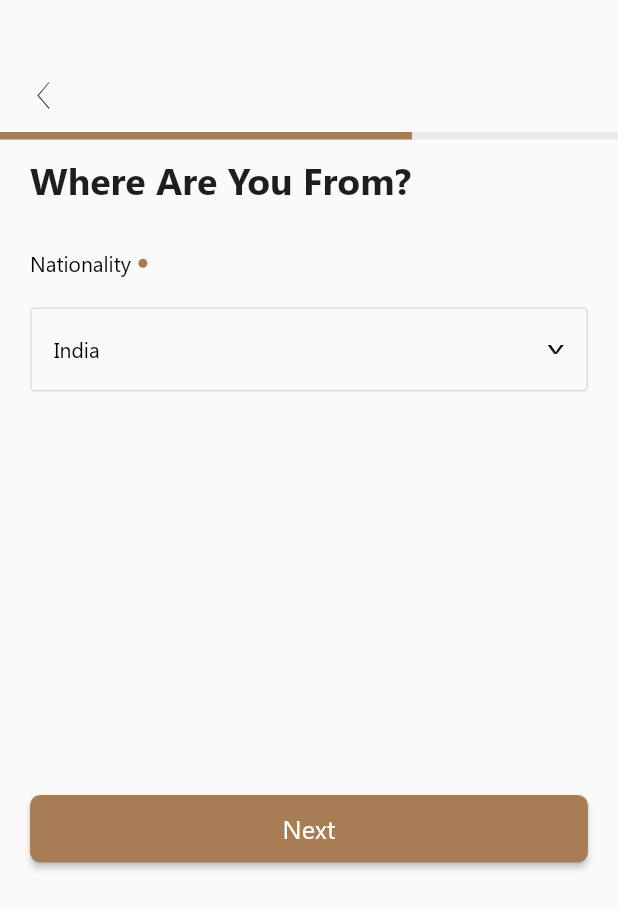
After one commit to iamvivekkaushik/Diwan, a Flutter app: the CountrySelectionScreen screen opened by its route, on a phone screen of 412 x 824 dp. The commit adds this screen. Shown: the top 909 px of the screen. Run offline on Flutter 3.47's test engine with Material 2 defaults, Android fonts, the phone set to English and light mode, and no system bars.

Commit message:
Added Country selection screen

```diff
--- a/lib/config/config.dart
+++ b/lib/config/config.dart
@@ -13,3 +13,13 @@ class AppLanguage {
     "한글"
   ];
 }
+
+
+List<String> countryList = [
+  'France',
+  'Germany',
+  'India',
+  'Paris',
+  'United State of Ameraica',
+  'United Kingdom'
+];
--- a/lib/main.dart
+++ b/lib/main.dart
@@ -28,6 +28,9 @@ class MyApp extends StatelessWidget {
       // Returns a locale which will be used by the app
       localeResolutionCallback: (locale, supportedLocales) {
         // Check if the current device locale is supported
+        // In iOS this method is called twice. On first call locale is null.
+        if(locale == null) return supportedLocales.first;
+
         for(var supportedLocale in supportedLocales) {
           if(supportedLocale.languageCode == locale.languageCode) {
             return supportedLocale;
--- a/lib/route_generator.dart
+++ b/lib/route_generator.dart
@@ -1,3 +1,4 @@
+import 'package:diwan/screens/country_selection_screen.dart';
 import 'package:diwan/screens/email_verification_screen.dart';
 import 'package:diwan/screens/language_screen.dart';
 import 'package:diwan/screens/login_password_screen.dart';
@@ -24,6 +25,8 @@ class RouteGenerator {
         return MaterialPageRoute(builder: (_) => PasswordSignupScreen());
       case '/signup/name':
         return MaterialPageRoute(builder: (_) => SignupNameScreen());
+      case '/signup/country':
+        return MaterialPageRoute(builder: (_) => CountrySelectionScreen());
       case '/signup/terms':
         return MaterialPageRoute(builder: (_) => SignupTermsScreen());
       case '/signup/verification':
--- /dev/null
+++ b/lib/screens/country_selection_screen.dart
@@ -0,0 +1,144 @@
+import 'package:diwan/config/config.dart';
+import 'package:diwan/helper/app_localization.dart';
+import 'package:diwan/helper/diwan_icons.dart';
+import 'package:diwan/res/colors.dart';
+import 'package:diwan/res/dimen.dart';
+import 'package:diwan/res/style.dart';
+import 'package:flutter/material.dart';
+
+class CountrySelectionScreen extends StatefulWidget {
+  @override
+  _CountrySelectionScreenState createState() => _CountrySelectionScreenState();
+}
+
+class _CountrySelectionScreenState extends State<CountrySelectionScreen> {
+  String dropdownValue = "India";
+
+  @override
+  Widget build(BuildContext context) {
+    return Scaffold(
+      body: Column(
+        mainAxisAlignment: MainAxisAlignment.start,
+        crossAxisAlignment: CrossAxisAlignment.start,
+        children: <Widget>[
+          SizedBox(
+            height: Dimen.topMargin,
+          ),
+          Container(
+            margin: EdgeInsets.symmetric(horizontal: 5),
+            child: IconButton(
+              icon: Icon(
+                DiwanIcons.back,
+                size: 18,
+              ),
+              color: AppColors.blackIcon,
+              onPressed: () {
+                // Go Back To previous Screen
+                Navigator.of(context).pop();
+              },
+            ),
+          ),
+          Stack(
+            children: <Widget>[
+              Container(
+                height: 5,
+                width: MediaQuery.of(context).size.width,
+                color: AppColors.progressBarBg,
+              ),
+              Container(
+                height: 5,
+                width: MediaQuery.of(context).size.width / 3 * 2,
+                color: AppColors.buttonBackground,
+              ),
+            ],
+          ),
+          Container(
+            width: MediaQuery.of(context).size.width - 40,
+            margin: EdgeInsets.symmetric(horizontal: 20, vertical: 10),
+            child: Text(
+              AppLocalization.of(context).translate('where_you_from'),
+              style: boldTextHeading,
+            ),
+          ),
+          SizedBox(
+            height: 20,
+          ),
+          Row(
+            children: <Widget>[
+              Container(
+                margin: EdgeInsets.fromLTRB(20, 0, 5, 0),
+                child: Text(
+                  AppLocalization.of(context).translate('nationality'),
+                  style: inputLabelStyle,
+                ),
+              ),
+              Container(
+                width: 6,
+                height: 6,
+                decoration: BoxDecoration(
+                  color: AppColors.buttonBackground,
+                  borderRadius: BorderRadius.circular(30),
+                ),
+              ),
+            ],
+          ),
+          Container(
+            width: MediaQuery.of(context).size.width - 40,
+            decoration: BoxDecoration(
+                borderRadius: BorderRadius.circular(3),
+                border: new Border.all(color: AppColors.textFieldBorder)),
+            margin: EdgeInsets.symmetric(horizontal: 20, vertical: 20),
+            child: Padding(
+              padding: const EdgeInsets.symmetric(horizontal: 15, vertical: 3),
+              child: DropdownButton<String>(
+                value: dropdownValue,
+                isExpanded: true,
+                icon: Image.asset(
+                  "images/dropdown_icon.png",
+                  width: 11,
+                  height: 6,
+                ),
+                style: TextStyle(fontFamily: 'Segoe', color: Colors.black),
+                underline: Container(),
+                onChanged: (String newValue) {
+                  setState(() {
+                    dropdownValue = newValue;
+                  });
+                },
+                items:
+                    countryList.map<DropdownMenuItem<String>>((String value) {
+                  return DropdownMenuItem<String>(
+                    value: value,
+                    child: Text(value),
+                  );
+                }).toList(),
+              ),
+            ),
+          ),
+
+          Expanded(
+            child: Align(
+              alignment: Alignment.center,
+              child: Container(
+                height: 45,
+                width: MediaQuery.of(context).size.width-40,
+                margin: EdgeInsets.symmetric(horizontal: 20),
+                child: RaisedButton(
+                  onPressed: () {
+                    Navigator.of(context).pushNamed('/signup/terms');
+                  },
+                  color: AppColors.buttonBackground,
+                  shape: RoundedRectangleBorder(
+                    borderRadius: new BorderRadius.circular(7),
+                  ),
+                  child: Text(AppLocalization.of(context).translate('next'),
+                    style: buttonTextStyle,),
+                ),
+              ),
+            ),
+          )
+        ],
+      ),
+    );
+  }
+}
--- a/lib/screens/signup_name_screen.dart
+++ b/lib/screens/signup_name_screen.dart
@@ -165,7 +165,7 @@ class _SignupNameScreenState extends State<SignupNameScreen> {
               margin: EdgeInsets.symmetric(horizontal: 20),
               child: RaisedButton(
                 onPressed: () {
-                  Navigator.of(context).pushNamed('/signup/terms');
+                  Navigator.of(context).pushNamed('/signup/country');
                 },
                 color: AppColors.buttonBackground,
                 shape: RoundedRectangleBorder(
```
Also changed, not shown: images/dropdown_icon.png (added).
